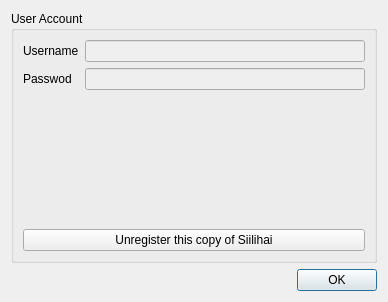
The window that src/reader/useraccountdialog.ui (vranki/siilihai-client) describes before a commit, drawn with Qt 5.
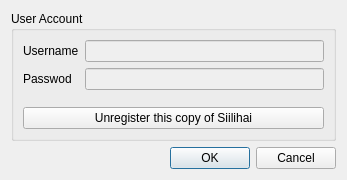
The same window after the commit.

Commit message: fixed ua dialog

Patch:
```diff
--- a/src/reader/useraccountdialog.ui
+++ b/src/reader/useraccountdialog.ui
@@ -6,8 +6,8 @@
    <rect>
     <x>0</x>
     <y>0</y>
-    <width>388</width>
-    <height>302</height>
+    <width>347</width>
+    <height>180</height>
    </rect>
   </property>
   <property name="windowTitle">
@@ -75,7 +75,7 @@
       <enum>Qt::Horizontal</enum>
      </property>
      <property name="standardButtons">
-      <set>QDialogButtonBox::Ok</set>
+      <set>QDialogButtonBox::Cancel|QDialogButtonBox::Ok</set>
      </property>
     </widget>
    </item>
```
Left out of the diff: 49 changed lines with no effect on the pictures. The commit also changes 2 other files.
